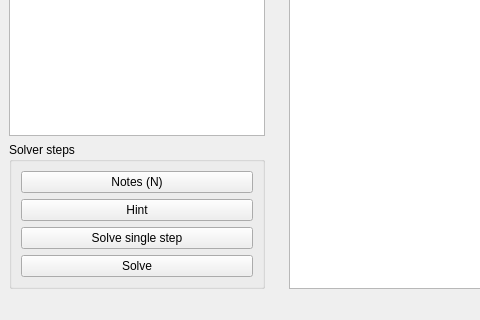
Old version of the form gui/ui/mainwindow.ui in the repository JoostvanPinxten/ConstraintPuzzler; both pictures show x 0 to 480 and y 326 to 646 of the 858 by 646 pixel window.
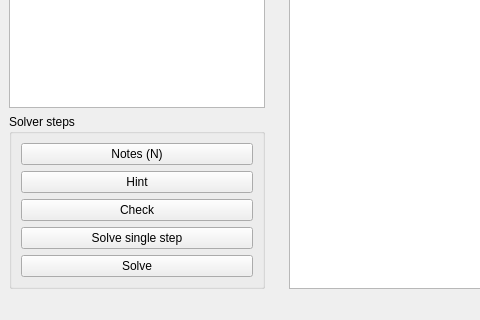
New version of the form.

Commit message:
Check the filled-in values and notes against the solution
The new Check button finds the puzzle's solution once, in the background
(Solver.findSolution: with guessing, plus whether the solution is unique),
and compares every value shown in a cell that is not given, and the notes
of open cells, with it (Game.check). It reports how many are wrong and
offers to mark them; the marks go away when the puzzle changes. For a
puzzle with several solutions it only says that the values cannot be
checked against one.

Entering or clearing a value now also clears a hint in progress.

Patch:
```diff
--- a/gui/ui/mainwindow.ui
+++ b/gui/ui/mainwindow.ui
@@ -94,6 +94,16 @@
             </property>
            </widget>
           </item>
+          <item>
+           <widget class="QPushButton" name="checkPushButton">
+            <property name="toolTip">
+             <string>Compare the filled-in values and notes with the solution</string>
+            </property>
+            <property name="text">
+             <string>Check</string>
+            </property>
+           </widget>
+          </item>
           <item>
            <widget class="QPushButton" name="solveStepPushButton">
             <property name="toolTip">
```
The commit also changes 9 other files.
